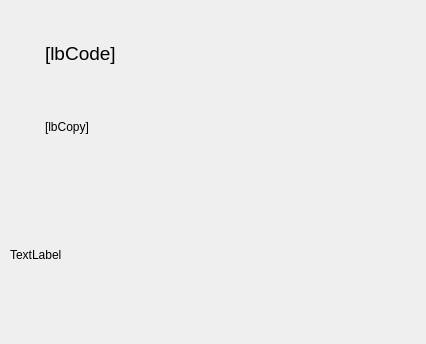
This is Unicodia/FmPopupChar.ui in Mercury13/unicodia as Qt 5 draws it before an edit. The edited form follows.
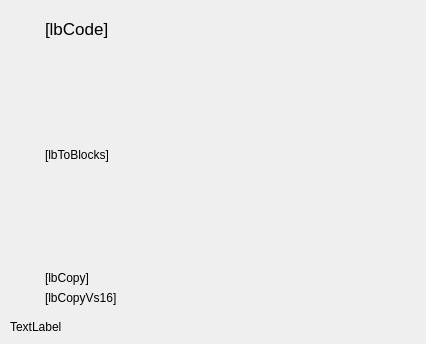
This is the edited form. Custom widgets are drawn as their Qt base class.

Commit message: Partly works, what to do with copy+VS16?

```diff
--- a/Unicodia/FmPopupChar.ui
+++ b/Unicodia/FmPopupChar.ui
@@ -73,24 +73,132 @@
           <widget class="QWidget" name="wiControl" native="true">
            <layout class="QVBoxLayout" name="verticalLayout_2">
             <item>
-             <widget class="QLabel" name="lbCode">
-              <property name="font">
-               <font>
-                <pointsize>14</pointsize>
-                <stylestrategy>PreferAntialias</stylestrategy>
-               </font>
+             <layout class="QHBoxLayout" name="horizontalLayout_2">
+              <item>
+               <widget class="QLabel" name="lbCode">
+                <property name="font">
+                 <font>
+                  <pointsize>13</pointsize>
+                  <stylestrategy>PreferAntialias</stylestrategy>
+                 </font>
+                </property>
+                <property name="text">
+                 <string notr="true">[lbCode]</string>
+                </property>
+               </widget>
+              </item>
+              <item>
+               <spacer name="horizontalSpacer">
+                <property name="orientation">
+                 <enum>Qt::Horizontal</enum>
+                </property>
+                <property name="sizeHint" stdset="0">
+                 <size>
+                  <width>5</width>
+                  <height>5</height>
+                 </size>
+                </property>
+               </spacer>
+              </item>
+             </layout>
+            </item>
+            <item>
+             <spacer name="verticalSpacer">
+              <property name="orientation">
+               <enum>Qt::Vertical</enum>
               </property>
-              <property name="text">
-               <string>[lbCode]</string>
+              <property name="sizeHint" stdset="0">
+               <size>
+                <width>20</width>
+                <height>40</height>
+               </size>
               </property>
-             </widget>
+             </spacer>
             </item>
             <item>
-             <widget class="QLabel" name="lbCopy">
-              <property name="text">
-               <string>[lbCopy]</string>
+             <layout class="QHBoxLayout" name="horizontalLayout_3">
+              <item>
+               <widget class="QLabel" name="lbToBlocks">
+                <property name="text">
+                 <string notr="true">[lbToBlocks]</string>
+                </property>
+               </widget>
+              </item>
+              <item>
+               <spacer name="horizontalSpacer_2">
+                <property name="orientation">
+                 <enum>Qt::Horizontal</enum>
+                </property>
+                <property name="sizeHint" stdset="0">
+                 <size>
+                  <width>5</width>
+                  <height>5</height>
+                 </size>
+                </property>
+               </spacer>
+              </item>
+             </layout>
+            </item>
+            <item>
+             <spacer name="verticalSpacer_2">
+              <property name="orientation">
+               <enum>Qt::Vertical</enum>
               </property>
-             </widget>
+              <property name="sizeHint" stdset="0">
+               <size>
+                <width>20</width>
+                <height>40</height>
+               </size>
+              </property>
+             </spacer>
+            </item>
+            <item>
+             <layout class="QHBoxLayout" name="horizontalLayout_4">
+              <item>
+               <widget class="QLabel" name="lbCopy">
+                <property name="text">
+                 <string notr="true">[lbCopy]</string>
+                </property>
+               </widget>
+              </item>
+              <item>
+               <spacer name="horizontalSpacer_3">
+                <property name="orientation">
+                 <enum>Qt::Horizontal</enum>
+                </property>
+                <property name="sizeHint" stdset="0">
+                 <size>
+                  <width>5</width>
+                  <height>5</height>
+                 </size>
+                </property>
+               </spacer>
+              </item>
+             </layout>
+            </item>
+            <item>
+             <layout class="QHBoxLayout" name="horizontalLayout_5">
+              <item>
+               <widget class="QLabel" name="lbCopyVs16">
+                <property name="text">
+                 <string notr="true">[lbCopyVs16]</string>
+                </property>
+               </widget>
+              </item>
+              <item>
+               <spacer name="horizontalSpacer_4">
+                <property name="orientation">
+                 <enum>Qt::Horizontal</enum>
+                </property>
+                <property name="sizeHint" stdset="0">
+                 <size>
+                  <width>5</width>
+                  <height>5</height>
+                 </size>
+                </property>
+               </spacer>
+              </item>
+             </layout>
             </item>
            </layout>
           </widget>
```
The commit also changes 8 other files.
